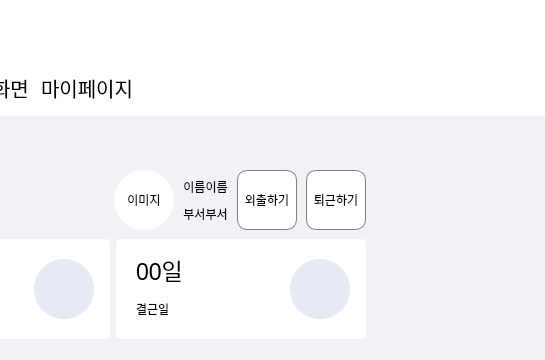
Uyuniwhite/Face-recognition-Attendance-System-Project, file Main/UI/MainWidget.ui: the form before one commit; both pictures show x 575 to 1120 and y 0 to 360 of the 1120 by 630 pixel window.
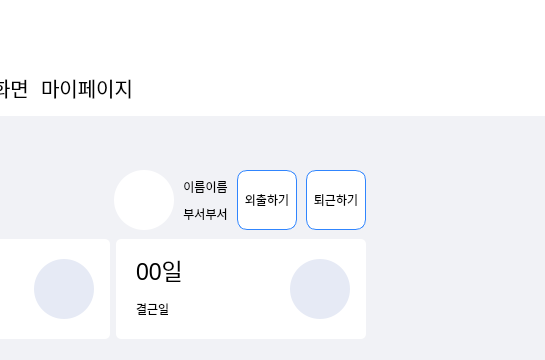
The form after the commit. The open tabs and pages were chosen to show the change. Icons and pictures are not drawn.

Patch:
```diff
--- a/Main/UI/MainWidget.ui
+++ b/Main/UI/MainWidget.ui
@@ -809,7 +809,13 @@
 border-radius:30px;</string>
                    </property>
                    <property name="text">
-                    <string>이미지</string>
+                    <string/>
+                   </property>
+                   <property name="pixmap">
+                    <pixmap>../../img/icon/user.png</pixmap>
+                   </property>
+                   <property name="scaledContents">
+                    <bool>true</bool>
                    </property>
                    <property name="alignment">
                     <set>Qt::AlignCenter</set>
@@ -863,10 +869,12 @@
                    <property name="styleSheet">
                     <string notr="true">#out_btn{
 border-radius:10px;
-border: 1px solid gray;
+border: 1px solid #3085FE;
 background-color: rgb(255, 255, 255);
 }
-</string>
+#out_btn::hover{
+	background-color: rgb(230, 236, 255);
+}</string>
                    </property>
                    <property name="text">
                     <string>외출하기</string>
@@ -882,10 +890,12 @@
                     </size>
                    </property>
                    <property name="styleSheet">
-                    <string notr="true">border-radius:10px;
-border: 1px solid gray;
-background-color: rgb(255, 255, 255);
-</string>
+                    <string notr="true">#end_btn{border-radius:10px;
+border: 1px solid #3085FE;
+background-color: rgb(255, 255, 255);}
+#end_btn::hover{
+	background-color: rgb(230, 236, 255);
+}</string>
                    </property>
                    <property name="text">
                     <string>퇴근하기</string>
```
Left out of the diff: 7 changed lines with no effect on the pictures.
